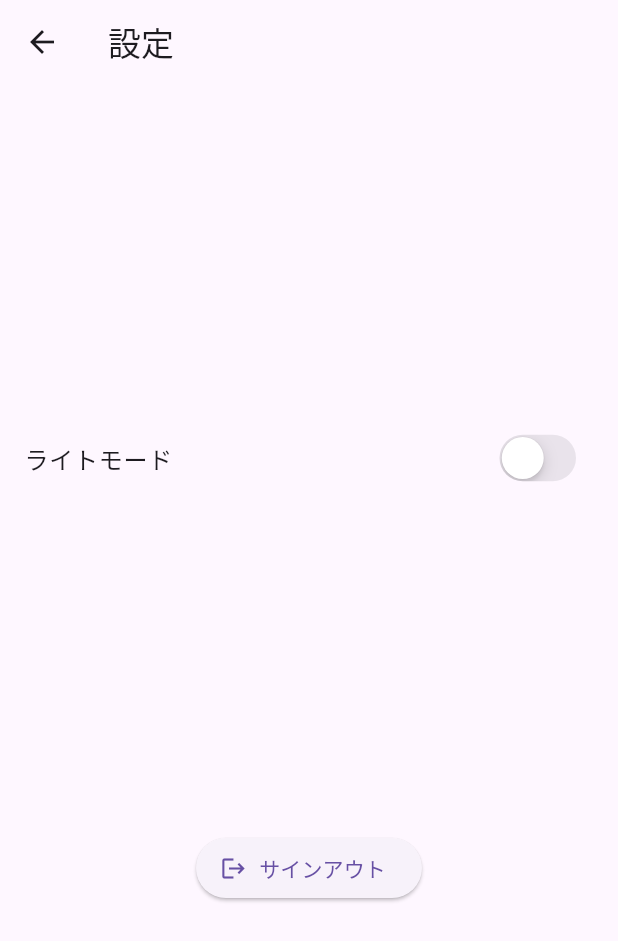
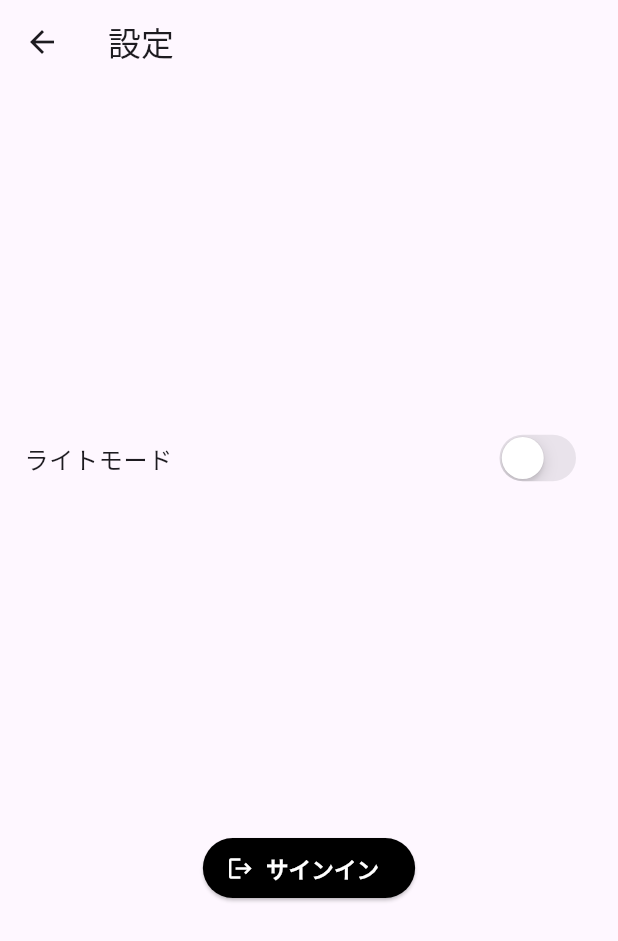
Before and after one commit to Haruki1090/Books-Rater, a Flutter app: the SettingPage screen opened directly, on a phone screen of 412 x 824 dp. Shown: the top 941 px of the screen. Run offline on Flutter 3.47's test engine with Material 3 defaults, Android fonts, the phone set to English and light mode, and no system bars; our stand-ins replace cloud_firestore, cloud_functions, firebase_auth, firebase_core, firebase_storage, flutter_riverpod and 3 more; accounts and stored records are empty; generated files the repository leaves out were written again; network calls fail.

Commit message:
ボタンカラーのダークモード対応

```diff
--- a/lib/editing_my_data.dart
+++ b/lib/editing_my_data.dart
@@ -142,8 +142,31 @@ class _EditingUserDataPageState extends ConsumerState<EditingUserDataPage> {
                   const Icon(Icons.account_circle, size: 200),
                 const SizedBox(height: 15),
                 ElevatedButton(
+                  style: ButtonStyle(
+                    backgroundColor: MaterialStateProperty.resolveWith<Color>(
+                          (Set<MaterialState> states) {
+                        if (states.contains(MaterialState.pressed)) {
+                          return Theme.of(context).brightness == Brightness.dark
+                              ? Colors.white // ダークモードの時のボタンの背景色
+                              : Colors.black; // ライトモードの時のボタンの背景色
+                        }
+                        return Theme.of(context).brightness == Brightness.dark
+                            ? Colors.white // ダークモードの時のボタンの背景色
+                            : Colors.black; // ライトモードの時のボタンの背景色
+                      },
+                    ),
+                  ),
                   onPressed: _pickImage,
-                  child: const Text('プロフィール画像を変更'),
+                  child: Text(
+                    'プロフィール画像を変更',
+                    style: TextStyle(
+                      fontSize: 15,
+                      fontWeight: FontWeight.bold,
+                      color: Theme.of(context).brightness == Brightness.dark
+                          ? Colors.black // ダークモードの時のテキストカラー
+                          : Colors.white, // ライトモードの時のテキストカラー
+                    ),
+                  ),
                 ),
               ]
             ),
@@ -158,8 +181,31 @@ class _EditingUserDataPageState extends ConsumerState<EditingUserDataPage> {
               ),
             ),
             ElevatedButton(
+              style: ButtonStyle(
+                backgroundColor: MaterialStateProperty.resolveWith<Color>(
+                      (Set<MaterialState> states) {
+                    if (states.contains(MaterialState.pressed)) {
+                      return Theme.of(context).brightness == Brightness.dark
+                          ? Colors.white // ダークモードの時のボタンの背景色
+                          : Colors.black; // ライトモードの時のボタンの背景色
+                    }
+                    return Theme.of(context).brightness == Brightness.dark
+                        ? Colors.white // ダークモードの時のボタンの背景色
+                        : Colors.black; // ライトモードの時のボタンの背景色
+                  },
+                ),
+              ),
               onPressed: _saveUserData,
-              child: const Text('保存'),
+              child: Text(
+                '保存',
+                style: TextStyle(
+                  fontSize: 15,
+                  fontWeight: FontWeight.bold,
+                  color: Theme.of(context).brightness == Brightness.dark
+                      ? Colors.black // ダークモードの時のテキストカラー
+                      : Colors.white, // ライトモードの時のテキストカラー
+                ),
+              ),
             ),
           ],
         ),
--- a/lib/my_page_tab.dart
+++ b/lib/my_page_tab.dart
@@ -69,13 +69,36 @@ class _MyPageTabState extends ConsumerState<MyPageTab> {
             Text(userData.username, style: const TextStyle(fontSize: 24)),
             Text('登録した本：${bookCount ?? 0}冊', style: const TextStyle(fontSize: 20)),
             ElevatedButton(
+              style: ButtonStyle(
+                backgroundColor: MaterialStateProperty.resolveWith<Color>(
+                      (Set<MaterialState> states) {
+                    if (states.contains(MaterialState.pressed)) {
+                      return Theme.of(context).brightness == Brightness.dark
+                          ? Colors.white // ダークモードの時のボタンの背景色
+                          : Colors.black; // ライトモードの時のボタンの背景色
+                    }
+                    return Theme.of(context).brightness == Brightness.dark
+                        ? Colors.white // ダークモードの時のボタンの背景色
+                        : Colors.black; // ライトモードの時のボタンの背景色
+                  },
+                ),
+              ),
               onPressed: () {
                 Navigator.push(
                   context,
                   MaterialPageRoute(builder: (context) => const EditingUserDataPage()),
                 );
               },
-              child: const Text('プロフィールを編集'),
+              child: Text(
+                'プロフィールを編集',
+                style: TextStyle(
+                  fontSize: 15,
+                  fontWeight: FontWeight.bold,
+                  color: Theme.of(context).brightness == Brightness.dark
+                      ? Colors.black // ダークモードの時のテキストカラー
+                      : Colors.white, // ライトモードの時のテキストカラー
+                ),
+              ),
             ),
           ],
         ),
--- a/lib/setting_page.dart
+++ b/lib/setting_page.dart
@@ -35,8 +35,36 @@ class SettingPage extends ConsumerWidget {
             ),
 
             ElevatedButton.icon(
-              icon: const Icon(Icons.logout),
-              label: const Text('サインアウト'),
+              style: ButtonStyle(
+                backgroundColor: MaterialStateProperty.resolveWith<Color>(
+                      (Set<MaterialState> states) {
+                    if (states.contains(MaterialState.pressed)) {
+                      return Theme.of(context).brightness == Brightness.dark
+                          ? Colors.white // ダークモードの時のボタンの背景色
+                          : Colors.black; // ライトモードの時のボタンの背景色
+                    }
+                    return Theme.of(context).brightness == Brightness.dark
+                        ? Colors.white // ダークモードの時のボタンの背景色
+                        : Colors.black; // ライトモードの時のボタンの背景色
+                  },
+                ),
+              ),
+              icon: Icon(
+                  Icons.logout,
+                  color: Theme.of(context).brightness == Brightness.dark
+                      ? Colors.black // ダークモードの時のアイコンカラー
+                      : Colors.white // ライトモードの時のアイコンカラー
+              ),
+              label: Text(
+                'サインイン',
+                style: TextStyle(
+                  fontSize: 15,
+                  fontWeight: FontWeight.bold,
+                  color: Theme.of(context).brightness == Brightness.dark
+                      ? Colors.black // ダークモードの時のテキストカラー
+                      : Colors.white, // ライトモードの時のテキストカラー
+                ),
+              ),
               onPressed: () {
                 showDialog<bool>(
                   context: context,
```
